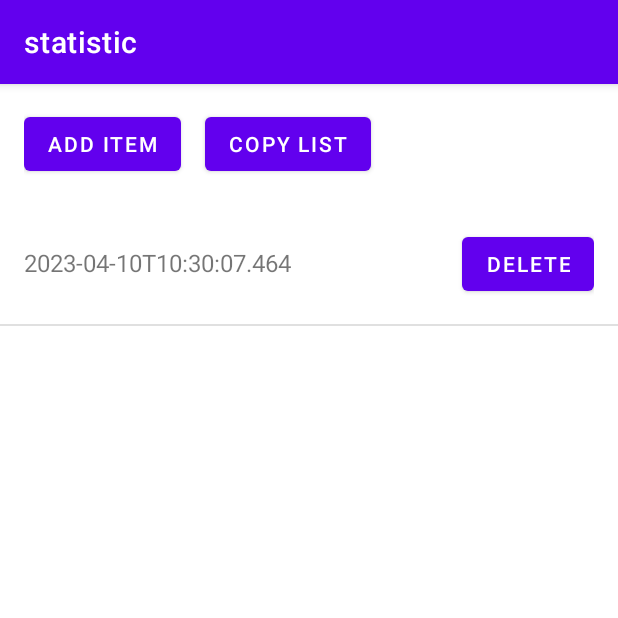
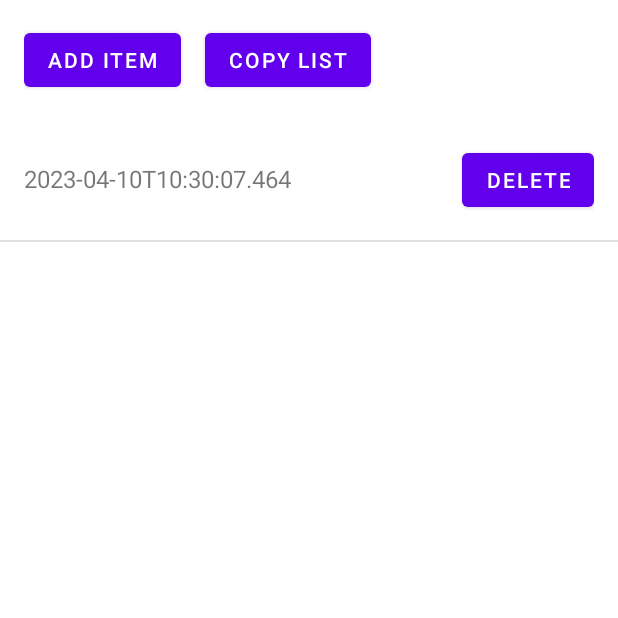
Before and after one commit to XUAN-CW/statistic, an Android app: the screen it shows after launch (MainActivity), after a tap on "ADD ITEM", on a phone screen of 412 x 824 dp, the top half of it. Run offline under Robolectric (Android 15) with nearby library versions, the phone set to English and light mode, and no system bars.

Commit message:
Update themes.xml

```diff
--- a/app/src/main/res/values/themes.xml
+++ b/app/src/main/res/values/themes.xml
@@ -1,6 +1,6 @@
 <resources xmlns:tools="http://schemas.android.com/tools">
     <!-- Base application theme. -->
-    <style name="Theme.Statistic" parent="Theme.MaterialComponents.DayNight.DarkActionBar">
+    <style name="Theme.Statistic" parent="Theme.MaterialComponents.DayNight.NoActionBar">
         <!-- Primary brand color. -->
         <item name="colorPrimary">@color/purple_500</item>
         <item name="colorPrimaryVariant">@color/purple_700</item>
```
